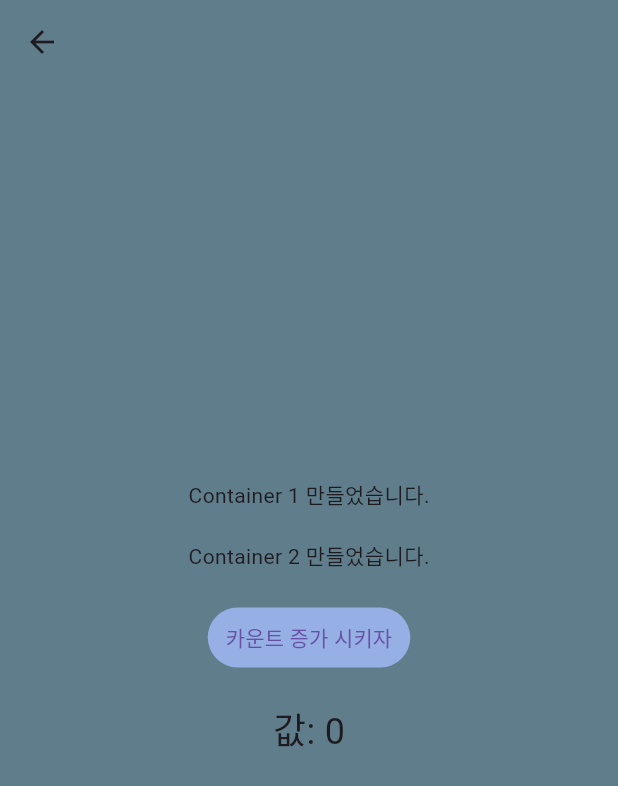
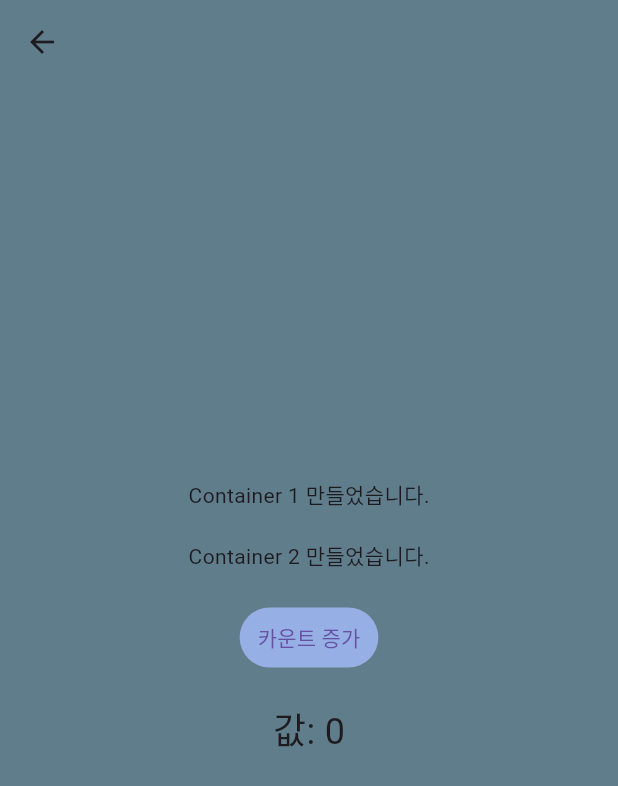
Before and after one commit to codnjs444/-AI-Competency-Enhancement-Front-end, a Flutter app: the LectureWidget screen opened by its route, on a phone screen of 412 x 824 dp. Shown: the top 786 px of the screen. Run offline on Flutter 3.47's test engine with Material 3 defaults, Android fonts, the light colour scheme and no system bars; our stand-ins replace get, permission_handler.

```diff
--- a/lib/views/lecture_widget.dart
+++ b/lib/views/lecture_widget.dart
@@ -38,7 +38,7 @@ class LectureWidget extends GetView<LectureWidgetController> {
                     const Color(0xff96B0E5), // 버튼 배경 색상 적용
                   ),
                 ),
-                child: const Text('카운트 증가 시키자'),
+                child: const Text('카운트 증가'),
               ),
             ),
             const SizedBox(height: 20),
```
